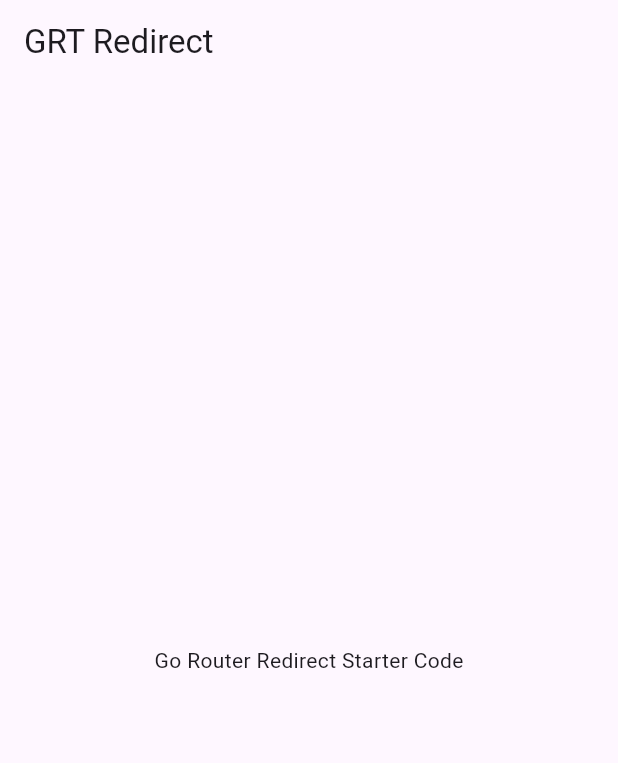
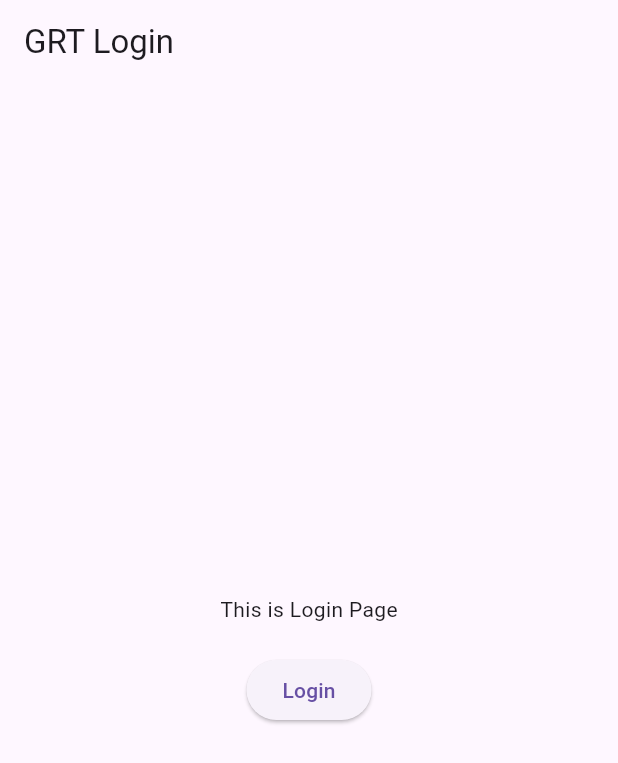
Before and after one commit to khkred/go_router_riverpod_tutorials, a Flutter app: the screen it shows after launch, on a phone screen of 412 x 824 dp. Shown: the top 763 px of the screen. Run offline on Flutter 3.47's test engine with Material 3 defaults, Android fonts, the light colour scheme and no system bars; our stand-ins replace flutter_riverpod, go_router.

Commit message:
basic_redirection done

```diff
--- a/grt_redirect/lib/main.dart
+++ b/grt_redirect/lib/main.dart
@@ -1,54 +1,21 @@
 import 'package:flutter/material.dart';
 import 'package:flutter_riverpod/flutter_riverpod.dart';
+import 'package:grt_redirect/routing/app_router.dart';
 
 void main() {
   runApp( const ProviderScope(child: MyApp()));
 }
 
-class MyApp extends StatelessWidget {
+class MyApp extends ConsumerWidget {
   const MyApp({super.key});
 
   // This widget is the root of your application.
   @override
-  Widget build(BuildContext context) {
-    return MaterialApp(
-      title: 'Flutter Demo',
-      theme: ThemeData(
-        // This is the theme of your application.
-        //
-        // TRY THIS: Try running your application with "flutter run". You'll see
-        // the application has a purple toolbar. Then, without quitting the app,
-        // try changing the seedColor in the colorScheme below to Colors.green
-        // and then invoke "hot reload" (save your changes or press the "hot
-        // reload" button in a Flutter-supported IDE, or press "r" if you used
-        // the command line to start the app).
-        //
-        // Notice that the counter didn't reset back to zero; the application
-        // state is not lost during the reload. To reset the state, use hot
-        // restart instead.
-        //
-        // This works for code too, not just values: Most code changes can be
-        // tested with just a hot reload.
-        colorScheme: ColorScheme.fromSeed(seedColor: Colors.deepPurple),
-        useMaterial3: true,
-      ),
-      home: const HomePage(),
+  Widget build(BuildContext context, WidgetRef ref){
+    final router = ref.watch(routerProvider);
+    return MaterialApp.router(
+      title: 'GRT Redirect',
+      routerConfig: router,
     );
   }
 }
-
-class HomePage extends StatelessWidget {
-  const HomePage({super.key});
-
-  @override
-  Widget build(BuildContext context) {
-    return Scaffold(
-      appBar: AppBar(
-        title: const Text('GRT Redirect'),
-      ),
-      body: const Center(
-        child:  Text('Go Router Redirect Starter Code')
-      )
-    );
-  }
-}
--- /dev/null
+++ b/grt_redirect/lib/notifiers/auth_notifier.dart
@@ -0,0 +1,14 @@
+import 'package:flutter_riverpod/flutter_riverpod.dart';
+
+class AuthNotifier extends StateNotifier<bool> {
+  AuthNotifier() : super(false);
+
+  void login() {
+    state = true;
+    print('State change to true,  Logged in');
+  }
+
+  void logout() {
+    state = false;
+  }
+}
--- /dev/null
+++ b/grt_redirect/lib/pages/home_page.dart
@@ -0,0 +1,32 @@
+import 'package:flutter/material.dart';
+import 'package:flutter_riverpod/flutter_riverpod.dart';
+
+import '../providers/auth_provider.dart';
+
+
+class HomePage extends ConsumerWidget {
+  const HomePage({super.key});
+
+  @override
+  Widget build(BuildContext context, WidgetRef ref) {
+    return Scaffold(
+      appBar: AppBar(
+        title: const Text('GRT Redirect'),
+      ),
+      body: Center(
+        child: Column(
+          mainAxisAlignment: MainAxisAlignment.center,
+          children: [
+            const Text('Home Page'),
+            const SizedBox(height: 20),
+            ElevatedButton(
+                onPressed: () {
+                  ref.read(authProvider.notifier).logout();
+                },
+                child: const Text('Logout')),
+          ],
+        ),
+      ),
+    );
+  }
+}
--- /dev/null
+++ b/grt_redirect/lib/pages/login_page.dart
@@ -0,0 +1,32 @@
+import 'package:flutter/material.dart';
+import 'package:flutter_riverpod/flutter_riverpod.dart';
+
+import '../providers/auth_provider.dart';
+
+
+class LoginPage extends ConsumerWidget {
+  const LoginPage({super.key});
+
+  @override
+  Widget build(BuildContext context, WidgetRef ref) {
+    return Scaffold(
+      appBar: AppBar(
+        title: const Text('GRT Login'),
+      ),
+      body: Center(
+        child: Column(
+          mainAxisAlignment: MainAxisAlignment.center,
+          children: [
+            const Text('This is Login Page'),
+            const SizedBox(height: 20),
+            ElevatedButton(
+                onPressed: () {
+                  ref.read(authProvider.notifier).login();
+                },
+                child: const Text('Login')),
+          ],
+        ),
+      ),
+    );
+  }
+}
--- /dev/null
+++ b/grt_redirect/lib/providers/auth_provider.dart
@@ -0,0 +1,7 @@
+import 'package:flutter_riverpod/flutter_riverpod.dart';
+
+import '../notifiers/auth_notifier.dart';
+
+final authProvider = StateNotifierProvider<AuthNotifier, bool>((ref) {
+  return AuthNotifier();
+});
--- /dev/null
+++ b/grt_redirect/lib/routing/app_router.dart
@@ -0,0 +1,26 @@
+import 'package:flutter_riverpod/flutter_riverpod.dart';
+import 'package:go_router/go_router.dart';
+
+import '../pages/home_page.dart';
+import '../pages/login_page.dart';
+import '../providers/auth_provider.dart';
+
+final routerProvider = Provider<GoRouter>((ref) {
+
+  return GoRouter(
+      initialLocation: '/home',
+      routes: [
+        GoRoute(path: '/home', builder: (context, state) => const HomePage()),
+        GoRoute(path: '/login', builder: (context, state) => const LoginPage()),
+      ],
+      redirect: (context, state) {
+
+        final loggedIn = ref.watch(authProvider);
+
+        if (loggedIn) {
+          return '/home';
+        } else {
+          return '/login';
+        }
+      });
+});
```
